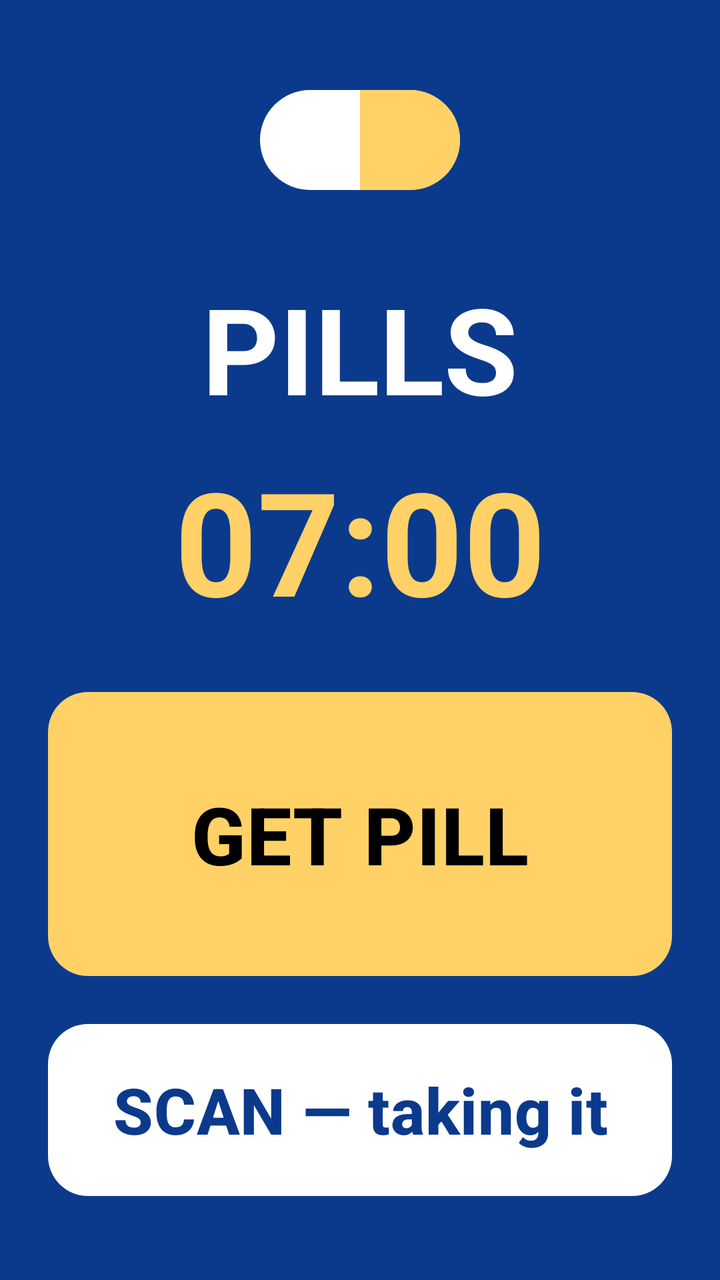
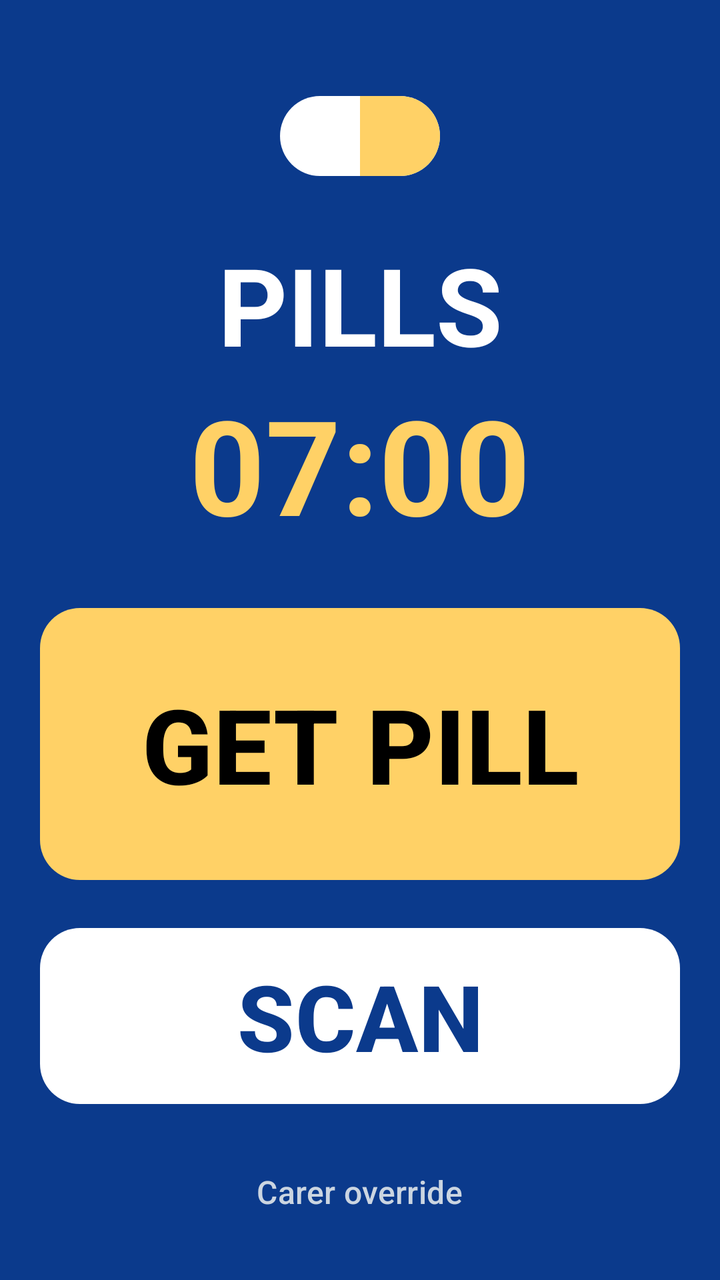

Screens rendered from an Android XML layout before and after an edit, with the pre-edit source and the edit as a unified diff.
<!-- AndroidManifest.xml: activity theme Theme.PillGuard.Alarm -->
<!-- res/layout/activity_alarm.xml -->
<?xml version="1.0" encoding="utf-8"?>
<LinearLayout xmlns:android="http://schemas.android.com/apk/res/android"
    android:layout_width="match_parent"
    android:layout_height="match_parent"
    android:orientation="vertical"
    android:gravity="center"
    android:padding="24dp"
    android:background="@color/pill_alarm_bg">

    <ImageView
        android:id="@+id/alarmGlyph"
        android:layout_width="120dp"
        android:layout_height="120dp"
        android:layout_marginBottom="4dp"
        android:src="@drawable/ic_pill_big"
        android:contentDescription="Pills" />

    <TextView
        android:id="@+id/alarmTitle"
        android:layout_width="match_parent"
        android:layout_height="wrap_content"
        android:text="PILLS"
        android:textColor="@color/white"
        android:textSize="60sp"
        android:textStyle="bold"
        android:gravity="center" />

    <TextView
        android:id="@+id/alarmTime"
        android:layout_width="match_parent"
        android:layout_height="wrap_content"
        android:layout_marginTop="8dp"
        android:text="07:00"
        android:textColor="#FFD166"
        android:textSize="72sp"
        android:textStyle="bold"
        android:gravity="center" />

    <Button
        android:id="@+id/btnGoing"
        style="@style/AlarmButtonPrimary"
        android:layout_width="match_parent"
        android:layout_height="wrap_content"
        android:minHeight="150dp"
        android:textSize="40sp"
        android:text="GET PILL" />

    <Button
        android:id="@+id/btnTaking"
        style="@style/AlarmButtonAlt"
        android:layout_width="match_parent"
        android:layout_height="wrap_content"
        android:minHeight="100dp"
        android:textSize="32sp"
        android:text="SCAN — taking it" />

    <Button
        android:id="@+id/btnOverride"
        style="@style/Widget.Material3.Button.TextButton"
        android:layout_width="wrap_content"
        android:layout_height="wrap_content"
        android:layout_marginTop="28dp"
        android:textColor="@color/hint_on_dark"
        android:textSize="16sp"
        android:textAllCaps="false"
        android:text="@string/carer_override" />
</LinearLayout>
<!-- resources referenced by this layout -->
<resources>
  <color name="hint_on_dark">#CBD5E1</color>
  <color name="pill_alarm_bg">#0B3A8C</color>
  <color name="white">#FFFFFF</color>
  <!-- drawable ic_pill_big (drawable) -->
  <vector xmlns:android="http://schemas.android.com/apk/res/android"
      android:width="120dp"
      android:height="120dp"
      android:viewportWidth="24"
      android:viewportHeight="24">
      
      <path
          android:fillColor="#FFFFFF"
          android:pathData="M7,7 L17,7 A5,5 0 0 1 17,17 L7,17 A5,5 0 0 1 7,7 Z" />
      <path
          android:fillColor="#FFD166"
          android:pathData="M12,7 L17,7 A5,5 0 0 1 17,17 L12,17 Z" />
  </vector>
  <string name="carer_override">Carer override</string>
  <style name="AlarmButtonAlt" parent="Widget.Material3.Button">
          <item name="backgroundTint">@color/btn_alt_bg</item>
          <item name="android:textColor">@color/btn_alt_text_pill</item>
          <item name="rippleColor">#33000000</item>
          <item name="android:textAllCaps">false</item>
          <item name="android:textStyle">bold</item>
          <item name="cornerRadius">20dp</item>
          <item name="android:layout_marginTop">16dp</item>
      </style>
  <style name="AlarmButtonPrimary" parent="Widget.Material3.Button">
          <item name="backgroundTint">@color/btn_primary_bg</item>
          <item name="android:textColor">@color/btn_primary_text</item>
          <item name="rippleColor">#33000000</item>
          <item name="android:textAllCaps">false</item>
          <item name="android:textStyle">bold</item>
          <item name="cornerRadius">20dp</item>
          <item name="android:layout_marginTop">24dp</item>
      </style>
  <style name="Theme.PillGuard.Alarm" parent="Theme.Material3.Dark.NoActionBar">
          <item name="colorPrimary">@color/brand</item>
          <item name="android:windowBackground">@color/pill_alarm_bg</item>
          <item name="android:statusBarColor">@color/pill_alarm_bg</item>
          <item name="android:navigationBarColor">@color/pill_alarm_bg</item>
      </style>
  <color name="btn_alt_bg">#FFFFFF</color>
  <color name="btn_alt_text_pill">#0B3A8C</color>
  <color name="btn_primary_bg">#FFD166</color>
  <color name="btn_primary_text">#000000</color>
  <color name="brand">#1E5AA8</color>
</resources>

<!-- the commit's change to res/layout/activity_alarm.xml (unified diff, before → after) -->
@@ -4,14 +4,13 @@
     android:layout_height="match_parent"
     android:orientation="vertical"
     android:gravity="center"
-    android:padding="24dp"
+    android:padding="20dp"
     android:background="@color/pill_alarm_bg">
 
     <ImageView
         android:id="@+id/alarmGlyph"
-        android:layout_width="120dp"
-        android:layout_height="120dp"
-        android:layout_marginBottom="4dp"
+        android:layout_width="96dp"
+        android:layout_height="96dp"
         android:src="@drawable/ic_pill_big"
         android:contentDescription="Pills" />
 
@@ -21,45 +20,46 @@
         android:layout_height="wrap_content"
         android:text="PILLS"
         android:textColor="@color/white"
-        android:textSize="60sp"
+        android:textSize="54sp"
         android:textStyle="bold"
+        android:maxLines="1"
         android:gravity="center" />
 
     <TextView
         android:id="@+id/alarmTime"
         android:layout_width="match_parent"
         android:layout_height="wrap_content"
-        android:layout_marginTop="8dp"
         android:text="07:00"
         android:textColor="#FFD166"
-        android:textSize="72sp"
+        android:textSize="66sp"
         android:textStyle="bold"
+        android:maxLines="1"
         android:gravity="center" />
 
     <Button
         android:id="@+id/btnGoing"
         style="@style/AlarmButtonPrimary"
         android:layout_width="match_parent"
-        android:layout_height="wrap_content"
-        android:minHeight="150dp"
-        android:textSize="40sp"
+        android:layout_height="0dp"
+        android:layout_weight="3"
+        android:textSize="52sp"
         android:text="GET PILL" />
 
     <Button
         android:id="@+id/btnTaking"
         style="@style/AlarmButtonAlt"
         android:layout_width="match_parent"
-        android:layout_height="wrap_content"
-        android:minHeight="100dp"
-        android:textSize="32sp"
-        android:text="SCAN — taking it" />
+        android:layout_height="0dp"
+        android:layout_weight="2"
+        android:textSize="46sp"
+        android:text="SCAN" />
 
     <Button
         android:id="@+id/btnOverride"
         style="@style/Widget.Material3.Button.TextButton"
         android:layout_width="wrap_content"
         android:layout_height="wrap_content"
-        android:layout_marginTop="28dp"
+        android:layout_marginTop="16dp"
         android:textColor="@color/hint_on_dark"
         android:textSize="16sp"
         android:textAllCaps="false"
